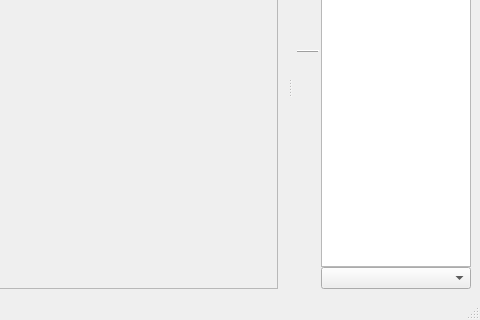
Before: the Qt Designer form src/app/MainWindow.ui in abandoned-industries/scantailor-spectre, drawn with Qt 5; both pictures show x 303 to 783 and y 144 to 464 of the 783 by 464 pixel window.
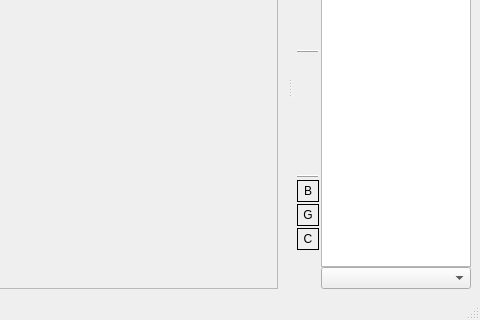
After: the same form once the commit is applied. Icons and pictures are not drawn. Custom widgets are drawn as their Qt base class.

```diff
--- a/src/app/MainWindow.ui
+++ b/src/app/MainWindow.ui
@@ -837,6 +837,211 @@
          </property>
         </widget>
        </item>
+       <item>
+        <widget class="Line" name="line_colorfilter">
+         <property name="frameShadow">
+          <enum>QFrame::Raised</enum>
+         </property>
+         <property name="orientation">
+          <enum>Qt::Horizontal</enum>
+         </property>
+        </widget>
+       </item>
+       <item>
+        <widget class="QToolButton" name="filterBwBtn">
+         <property name="sizePolicy">
+          <sizepolicy hsizetype="Fixed" vsizetype="Preferred">
+           <horstretch>0</horstretch>
+           <verstretch>0</verstretch>
+          </sizepolicy>
+         </property>
+         <property name="minimumSize">
+          <size>
+           <width>22</width>
+           <height>22</height>
+          </size>
+         </property>
+         <property name="maximumSize">
+          <size>
+           <width>22</width>
+           <height>22</height>
+          </size>
+         </property>
+         <property name="toolTip">
+          <string>Show/hide B&amp;W pages in thumbnails</string>
+         </property>
+         <property name="styleSheet">
+          <string notr="true">QToolButton:!hover {
+  padding: 0;
+  border: none;
+  background-color: transparent;
+}
+
+QToolButton:hover {
+  padding: 0;
+  border: 1px solid palette(highlight);
+  background-color: palette(base);
+}
+
+QToolButton:pressed {
+  padding: 0;
+  border: 1px solid palette(highlight);
+  background-color: palette(alternative-base);
+}
+
+QToolButton:checked:hover {
+  padding: 0;
+  border: 1px solid palette(window-text);
+  background-color: palette(base);
+}
+
+QToolButton:checked {
+  padding: 0;
+  border: 1px solid palette(window-text);
+  background-color: palette(alternative-base);
+}</string>
+         </property>
+         <property name="text">
+          <string notr="true">B</string>
+         </property>
+         <property name="checkable">
+          <bool>true</bool>
+         </property>
+         <property name="checked">
+          <bool>true</bool>
+         </property>
+        </widget>
+       </item>
+       <item>
+        <widget class="QToolButton" name="filterGrayBtn">
+         <property name="sizePolicy">
+          <sizepolicy hsizetype="Fixed" vsizetype="Preferred">
+           <horstretch>0</horstretch>
+           <verstretch>0</verstretch>
+          </sizepolicy>
+         </property>
+         <property name="minimumSize">
+          <size>
+           <width>22</width>
+           <height>22</height>
+          </size>
+         </property>
+         <property name="maximumSize">
+          <size>
+           <width>22</width>
+           <height>22</height>
+          </size>
+         </property>
+         <property name="toolTip">
+          <string>Show/hide Grayscale pages in thumbnails</string>
+         </property>
+         <property name="styleSheet">
+          <string notr="true">QToolButton:!hover {
+  padding: 0;
+  border: none;
+  background-color: transparent;
+}
+
+QToolButton:hover {
+  padding: 0;
+  border: 1px solid palette(highlight);
+  background-color: palette(base);
+}
+
+QToolButton:pressed {
+  padding: 0;
+  border: 1px solid palette(highlight);
+  background-color: palette(alternative-base);
+}
+
+QToolButton:checked:hover {
+  padding: 0;
+  border: 1px solid palette(window-text);
+  background-color: palette(base);
+}
+
+QToolButton:checked {
+  padding: 0;
+  border: 1px solid palette(window-text);
+  background-color: palette(alternative-base);
+}</string>
+         </property>
+         <property name="text">
+          <string notr="true">G</string>
+         </property>
+         <property name="checkable">
+          <bool>true</bool>
+         </property>
+         <property name="checked">
+          <bool>true</bool>
+         </property>
+        </widget>
+       </item>
+       <item>
+        <widget class="QToolButton" name="filterColorBtn">
+         <property name="sizePolicy">
+          <sizepolicy hsizetype="Fixed" vsizetype="Preferred">
+           <horstretch>0</horstretch>
+           <verstretch>0</verstretch>
+          </sizepolicy>
+         </property>
+         <property name="minimumSize">
+          <size>
+           <width>22</width>
+           <height>22</height>
+          </size>
+         </property>
+         <property name="maximumSize">
+          <size>
+           <width>22</width>
+           <height>22</height>
+          </size>
+         </property>
+         <property name="toolTip">
+          <string>Show/hide Color pages in thumbnails</string>
+         </property>
+         <property name="styleSheet">
+          <string notr="true">QToolButton:!hover {
+  padding: 0;
+  border: none;
+  background-color: transparent;
+}
+
+QToolButton:hover {
+  padding: 0;
+  border: 1px solid palette(highlight);
+  background-color: palette(base);
+}
+
+QToolButton:pressed {
+  padding: 0;
+  border: 1px solid palette(highlight);
+  background-color: palette(alternative-base);
+}
+
+QToolButton:checked:hover {
+  padding: 0;
+  border: 1px solid palette(window-text);
+  background-color: palette(base);
+}
+
+QToolButton:checked {
+  padding: 0;
+  border: 1px solid palette(window-text);
+  background-color: palette(alternative-base);
+}</string>
+         </property>
+         <property name="text">
+          <string notr="true">C</string>
+         </property>
+         <property name="checkable">
+          <bool>true</bool>
+         </property>
+         <property name="checked">
+          <bool>true</bool>
+         </property>
+        </widget>
+       </item>
        <item>
         <spacer name="verticalSpacer">
          <property name="orientation">
```
